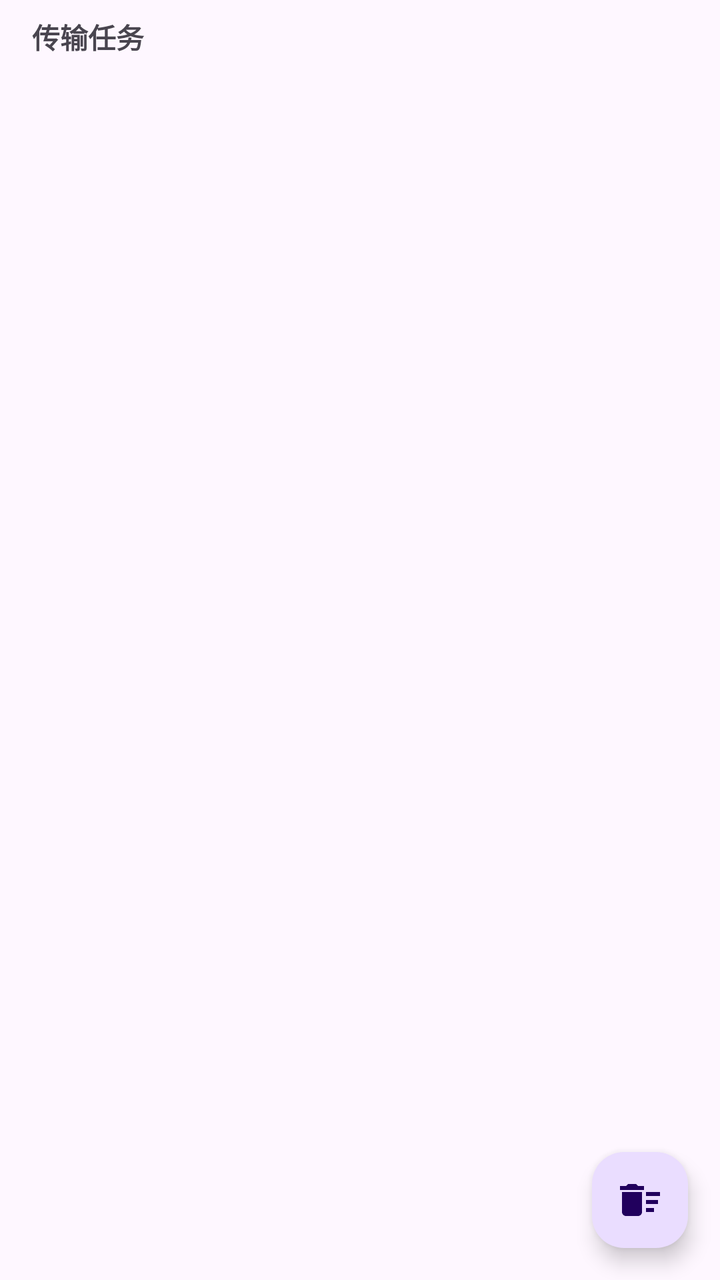
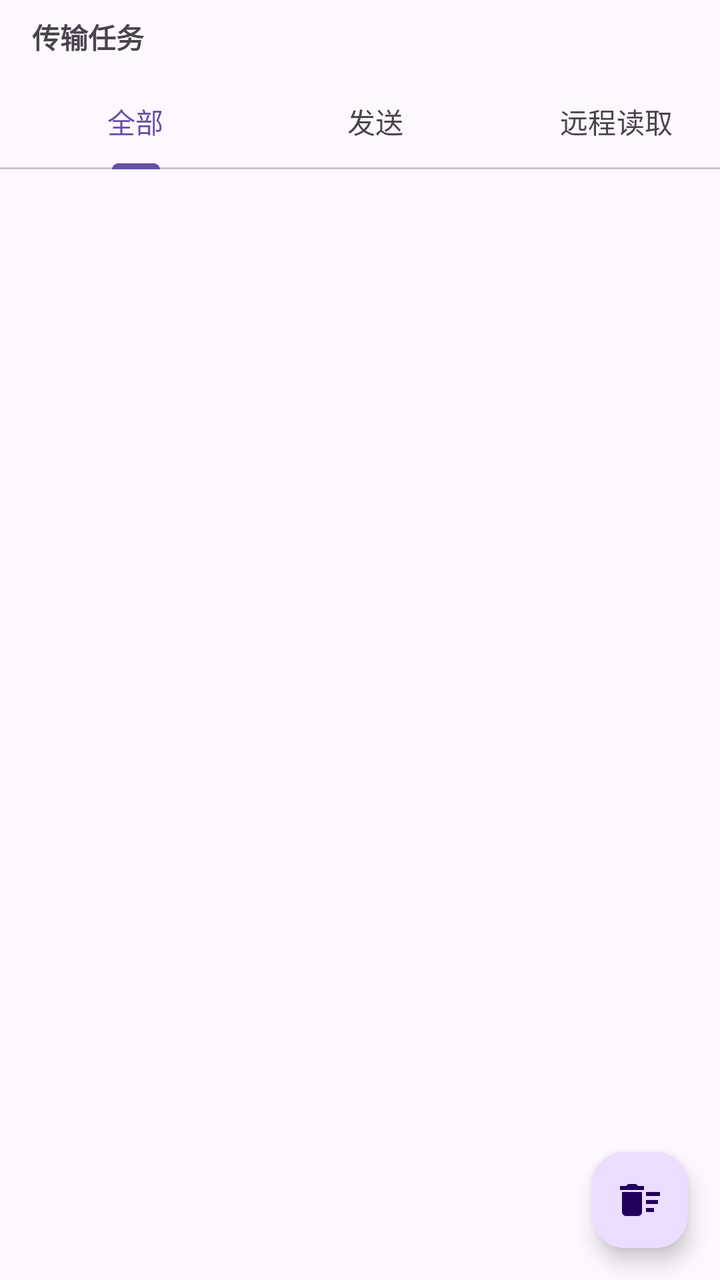

Compare the two renders of this Android layout. The source of the first and the diff that turns it into the second are given below.
<!-- AndroidManifest.xml: application theme Theme.ShareToPC -->
<!-- res/layout/fragment_task.xml -->
<?xml version="1.0" encoding="utf-8"?>
<FrameLayout xmlns:android="http://schemas.android.com/apk/res/android"
    xmlns:app="http://schemas.android.com/apk/res-auto"
    android:layout_width="match_parent"
    android:layout_height="match_parent">

    <LinearLayout
        android:layout_width="match_parent"
        android:layout_height="match_parent"
        android:orientation="vertical">

        <LinearLayout
            android:id="@+id/rowDeviceActions"
            android:layout_width="match_parent"
            android:layout_height="wrap_content"
            android:orientation="horizontal"
            android:paddingHorizontal="12dp"
            android:paddingTop="8dp"
            android:paddingBottom="4dp"
            android:visibility="gone">

            <github.linsmod.sharetopc.ui.TextButton
                android:id="@+id/btnEtpExplorer"
                android:layout_width="0dp"
                android:layout_height="wrap_content"
                android:layout_weight="1"
                android:minWidth="0dp"
                android:paddingHorizontal="4dp"
                android:text="@string/device_action_explor"
                app:icon="@drawable/ic_folder"
                app:iconGravity="top"
                app:iconPadding="4dp"
                app:iconSize="26dp"
                app:iconTint="@color/action_browse" />

            <github.linsmod.sharetopc.ui.TextButton
                android:id="@+id/btnEtpSearch"
                android:layout_width="0dp"
                android:layout_height="wrap_content"
                android:layout_marginStart="8dp"
                android:layout_weight="1"
                android:minWidth="0dp"
                android:paddingHorizontal="4dp"
                android:text="@string/device_action_search"
                app:icon="@drawable/ic_search"
                app:iconGravity="top"
                app:iconPadding="4dp"
                app:iconSize="26dp"
                app:iconTint="@color/action_search" />

            <github.linsmod.sharetopc.ui.TextButton
                android:id="@+id/btnDeviceProps"
                android:layout_width="0dp"
                android:layout_height="wrap_content"
                android:layout_marginStart="8dp"
                android:layout_weight="1"
                android:minWidth="0dp"
                android:paddingHorizontal="4dp"
                android:text="@string/device_action_props"
                app:icon="@drawable/ic_devices"
                app:iconGravity="top"
                app:iconPadding="4dp"
                app:iconSize="26dp"
                app:iconTint="@color/action_props" />
        </LinearLayout>

        <TextView
            android:id="@+id/tvTaskTitle"
            android:layout_width="match_parent"
            android:layout_height="wrap_content"
            android:paddingHorizontal="16dp"
            android:paddingVertical="8dp"
            android:text="@string/task_title"
            android:textStyle="bold" />

        <androidx.recyclerview.widget.RecyclerView
            android:id="@+id/rvTask"
            android:layout_width="match_parent"
            android:layout_height="0dp"
            android:layout_weight="1"
            android:paddingHorizontal="8dp" />

    </LinearLayout>

    
    <TextView
        android:id="@+id/tvTaskEmpty"
        android:layout_width="wrap_content"
        android:layout_height="wrap_content"
        android:layout_gravity="center"
        android:text="@string/task_empty"
        android:textColor="?android:attr/textColorSecondary"
        android:textSize="14sp"
        android:visibility="gone" />

    <com.google.android.material.floatingactionbutton.FloatingActionButton
        android:id="@+id/fabClearTasks"
        android:layout_width="wrap_content"
        android:layout_height="wrap_content"
        android:layout_gravity="bottom|end"
        android:layout_margin="16dp"
        android:contentDescription="清空任务记录"
        app:fabCustomSize="48dp"
        app:srcCompat="@drawable/ic_delete_sweep" />

</FrameLayout>
<!-- resources referenced by this layout -->
<resources>
  <color name="action_browse">#FF9800</color>
  <color name="action_props">#4CAF50</color>
  <color name="action_search">#2196F3</color>
  <!-- drawable ic_delete_sweep (drawable) -->
  <vector xmlns:android="http://schemas.android.com/apk/res/android"
      android:width="24dp"
      android:height="24dp"
      android:viewportWidth="24"
      android:viewportHeight="24"
      android:tint="?attr/colorOnSecondaryContainer">
      <path
          android:fillColor="@android:color/white"
          android:pathData="M15,16h4v2h-4zM15,8h7v2h-7zM15,12h6v2h-6zM3,18c0,1.1 0.9,2 2,2h6c1.1,0 2,-0.9 2,-2L13,8L3,8v10zM14,5h-3l-1,-1L6,4L5,5L2,5v2h12z"/>
  </vector>
  <!-- drawable ic_devices (drawable) -->
  <?xml version="1.0" encoding="utf-8"?>
  <vector xmlns:android="http://schemas.android.com/apk/res/android"
      android:width="24dp"
      android:height="24dp"
      android:viewportWidth="24"
      android:viewportHeight="24"
      android:tint="?attr/colorOnSurfaceVariant">
      <path
          android:fillColor="@android:color/white"
          android:pathData="M20,18c1.1,0 2,-0.9 2,-2L22,6c0,-1.1 -0.9,-2 -2,-2L4,4c-1.1,0 -2,0.9 -2,2v10c0,1.1 0.9,2 2,2zM20,6v10L4,16L4,6zM12,13L6,13L6,11zM12,9L6,9L6,7zM18,13L12,13L12,11zM18,9L12,9L12,7zM6,17h12v2L6,19z" />
  </vector>
  <!-- drawable ic_folder (drawable) -->
  <?xml version="1.0" encoding="utf-8"?>
  <vector xmlns:android="http://schemas.android.com/apk/res/android"
      android:width="24dp"
      android:height="24dp"
      android:viewportWidth="24"
      android:viewportHeight="24">
      <path
          android:fillColor="#FFFFC107"
          android:pathData="M10,4H4C2.9,4 2,4.9 2,6v12c0,1.1 0.9,2 2,2h16c1.1,0 2,-0.9 2,-2V8c0,-1.1 -0.9,-2 -2,-2h-8l-2,-2z" />
  </vector>
  <!-- drawable ic_search (drawable) -->
  <?xml version="1.0" encoding="utf-8"?>
  <vector xmlns:android="http://schemas.android.com/apk/res/android"
      android:width="24dp"
      android:height="24dp"
      android:viewportWidth="24"
      android:viewportHeight="24"
      android:tint="?attr/colorOnSecondaryContainer">
      <path
          android:fillColor="@android:color/white"
          android:pathData="M15.5,14h-0.79l-0.28,-0.27C15.41,12.59 16,11.11 16,9.5 16,5.91 13.09,3 9.5,3S3,5.91 3,9.5 5.91,16 9.5,16c1.61,0 3.09,-0.59 4.23,-1.57l0.27,0.28v0.79l5,4.99L20.49,19l-4.99,-5zM9.5,14C7.01,14 5,11.99 5,9.5S7.01,5 9.5,5 14,7.01 14,9.5 11.99,14 9.5,14z" />
  </vector>
  <string name="device_action_explor">文件浏览</string>
  <string name="device_action_props">属性</string>
  <string name="device_action_search">文件搜索</string>
  <string name="task_empty">暂无任务</string>
  <string name="task_title">传输任务</string>
  <style name="Theme.ShareToPC" parent="Base.Theme.ShareToPC" />
  <style name="Base.Theme.ShareToPC" parent="Theme.Material3.DayNight.NoActionBar">
          
          
      </style>
</resources>

<!-- the commit's change to res/layout/fragment_task.xml (unified diff, before → after) -->
@@ -73,6 +73,31 @@
             android:text="@string/task_title"
             android:textStyle="bold" />
 
+        
+        <com.google.android.material.tabs.TabLayout
+            android:id="@+id/tabTaskType"
+            android:layout_width="match_parent"
+            android:layout_height="wrap_content"
+            android:paddingHorizontal="8dp"
+            app:tabGravity="fill"
+            app:tabMode="fixed">
+
+            <com.google.android.material.tabs.TabItem
+                android:layout_width="wrap_content"
+                android:layout_height="wrap_content"
+                android:text="@string/task_tab_all" />
+
+            <com.google.android.material.tabs.TabItem
+                android:layout_width="wrap_content"
+                android:layout_height="wrap_content"
+                android:text="@string/task_tab_send" />
+
+            <com.google.android.material.tabs.TabItem
+                android:layout_width="wrap_content"
+                android:layout_height="wrap_content"
+                android:text="@string/task_tab_pull" />
+        </com.google.android.material.tabs.TabLayout>
+
         <androidx.recyclerview.widget.RecyclerView
             android:id="@+id/rvTask"
             android:layout_width="match_parent"
<!-- resource entries referenced after the edit -->
@@ -53,6 +53,9 @@
   <string name="device_action_props">属性</string>
   <string name="device_action_search">文件搜索</string>
   <string name="task_empty">暂无任务</string>
+  <string name="task_tab_all">全部</string>
+  <string name="task_tab_pull">远程读取</string>
+  <string name="task_tab_send">发送</string>
   <string name="task_title">传输任务</string>
   <style name="Theme.ShareToPC" parent="Base.Theme.ShareToPC" />
   <style name="Base.Theme.ShareToPC" parent="Theme.Material3.DayNight.NoActionBar">
